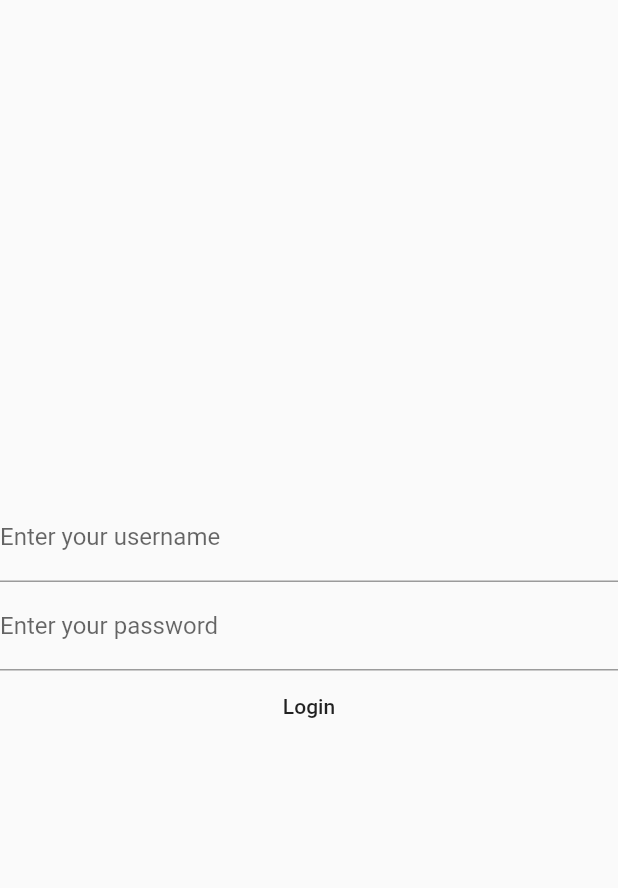
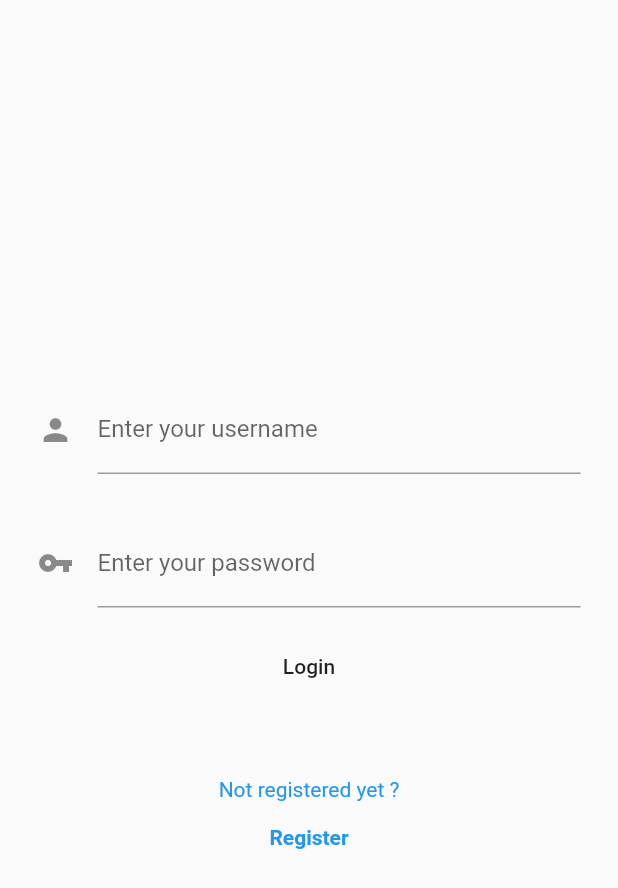
Before and after one commit to LRipi/EisenhowerMatrix, a Flutter app: the screen it shows after launch, on a phone screen of 412 x 824 dp. Shown: the top 888 px of the screen. Run offline on Flutter 3.47's test engine with Material 2 defaults, Android fonts, the phone set to English and light mode, and no system bars.

Commit message:
add some style on login page

```diff
--- a/lib/Authentification/login.dart
+++ b/lib/Authentification/login.dart
@@ -18,23 +18,58 @@ class _LoginPageState extends State<LoginPage>
         child: Column(
           mainAxisAlignment: MainAxisAlignment.center,
           children: <Widget>[
-              TextField(
+            Padding(
+              padding: EdgeInsets.symmetric(horizontal: 25.0, vertical: 15.0),
+              child: TextField(
                 controller: _usernamecontroller,
                 decoration: new InputDecoration(
                     labelText: "Enter your username",
-
+                    icon: Icon(Icons.person),
                   ),
+                )
             ),
-              TextField(
+            Padding(
+              padding: EdgeInsets.symmetric(horizontal: 25.0, vertical: 15.0),
+              child: TextField(
+                obscureText: true,
                 controller: _passwordcontroller,
-                decoration: new InputDecoration(labelText: "Enter your password"),
+                decoration: new InputDecoration(
+                  labelText: "Enter your password",
+                  icon: Icon(Icons.vpn_key),
+                ),
+              )
             ),
             FlatButton(
               onPressed: () {
                 debugPrint('Username: ' + _usernamecontroller.text + '\nPassword: ' + _passwordcontroller.text);
               },
               child: Text('Login'),
+            ),
+            Padding(
+              padding: EdgeInsets.only(top: 50.0),
+              child: Column(
+                children: <Widget>[
+                  Text(
+                    'Not registered yet ?',
+                    style: TextStyle(
+                      color: Theme.of(context).primaryColor,
                     )
+                  ),
+                  FlatButton(
+                    onPressed: () {
+                      debugPrint('I will register');
+                    },
+                    child: Text(
+                      'Register',
+                      style: TextStyle(
+                        color: Theme.of(context).accentColor,
+                        fontWeight: FontWeight.bold
+                      )
+                    ),
+                  )
+                ],
+              )
+            ),
           ],
         ),
       )
```
Lines whose indentation alone changed are shown as unchanged.
